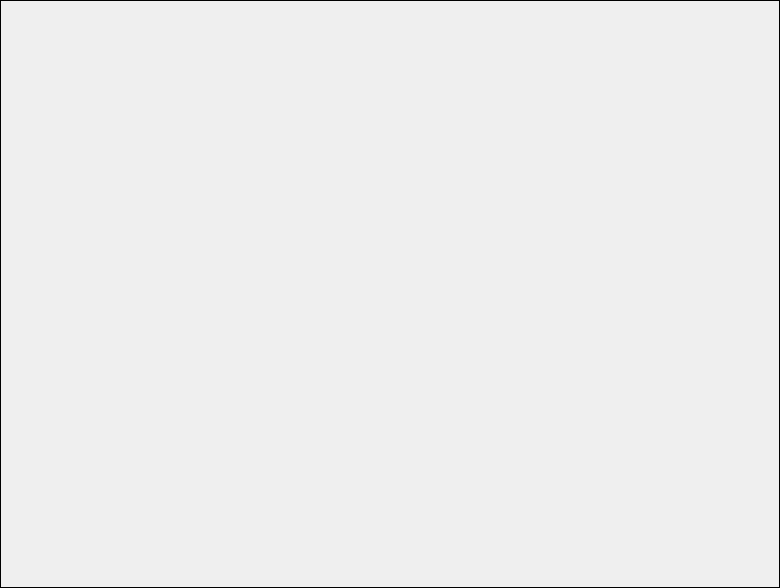
Above: Main/DataBase/image_dialog.ui from 519984307/Container_Multiple_Channels_20200522 before the change. Below: the same form after it.
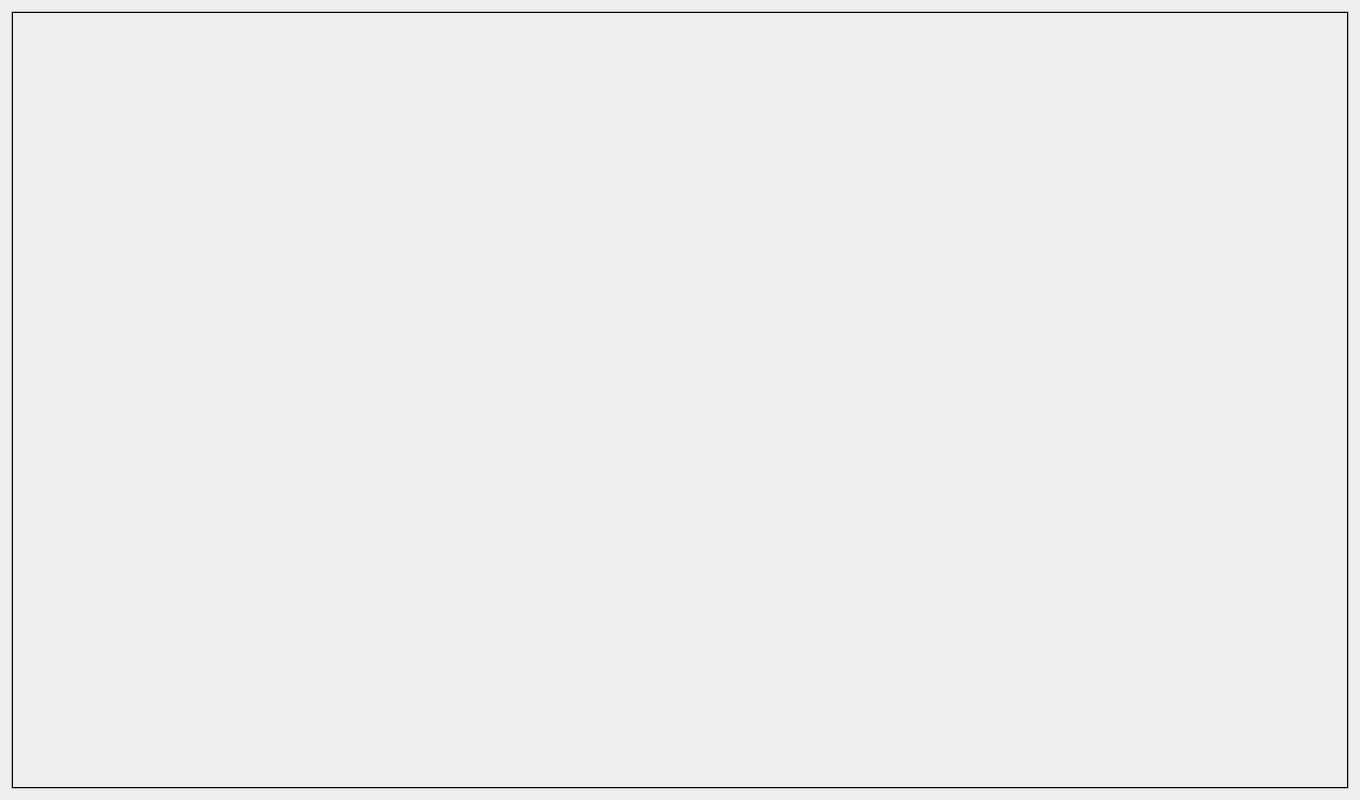
That is the form after the change.

```diff
--- a/Main/DataBase/image_dialog.ui
+++ b/Main/DataBase/image_dialog.ui
@@ -6,8 +6,8 @@
    <rect>
     <x>0</x>
     <y>0</y>
-    <width>780</width>
-    <height>588</height>
+    <width>1360</width>
+    <height>800</height>
    </rect>
   </property>
   <property name="minimumSize">
@@ -25,7 +25,22 @@
   <property name="windowTitle">
    <string>Dialog</string>
   </property>
-  <layout class="QGridLayout" name="gridLayout_3">
+  <layout class="QGridLayout" name="gridLayout">
+   <item row="0" column="0">
+    <widget class="QScrollArea" name="scrollArea">
+     <property name="widgetResizable">
+      <bool>true</bool>
+     </property>
+     <widget class="QWidget" name="scrollAreaWidgetContents">
+      <property name="geometry">
+       <rect>
+        <x>0</x>
+        <y>0</y>
+        <width>1336</width>
+        <height>776</height>
+       </rect>
+      </property>
+      <layout class="QGridLayout" name="gridLayout_2">
    <property name="leftMargin">
     <number>0</number>
    </property>
@@ -62,8 +77,12 @@
       <string/>
      </property>
      <property name="scaledContents">
-      <bool>true</bool>
-     </property>
+          <bool>false</bool>
+         </property>
+        </widget>
+       </item>
+      </layout>
+     </widget>
     </widget>
    </item>
   </layout>
```
Lines whose indentation alone changed are shown as unchanged.
